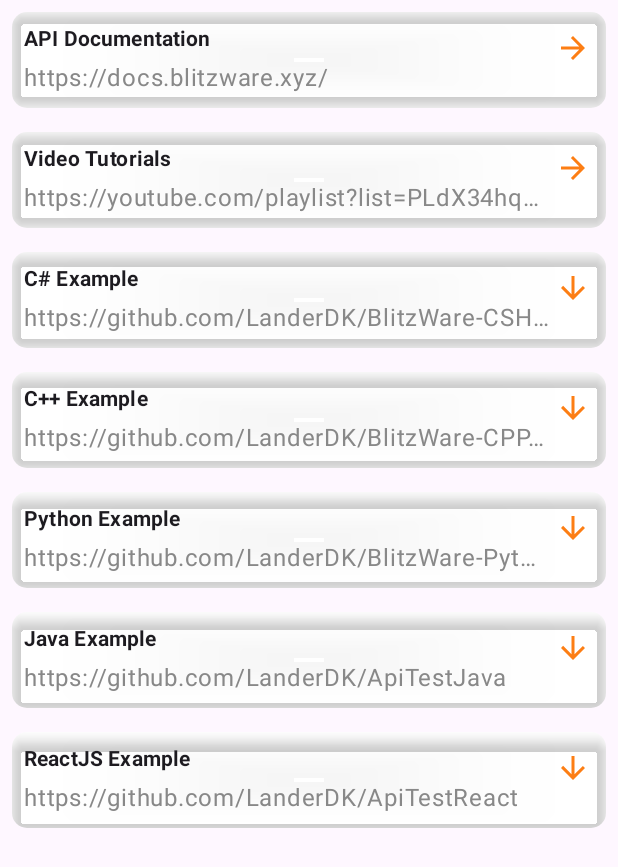
After one commit to LanderDK/blitzware-android, an Android app built with Jetpack Compose: the composable ResourcesScreen shown on its own in the app's theme, on a phone screen of 412 x 824 dp. The commit adds this screen. Shown: the top 867 px of the screen. Run offline under Robolectric (Android 15) with nearby library versions, the phone set to English and light mode, and no system bars.

Commit message:
added create application functionality and ResourcesScreen

```diff
--- a/app/src/main/java/com/example/blitzware_android/navigation/MainBottomNavigation.kt
+++ b/app/src/main/java/com/example/blitzware_android/navigation/MainBottomNavigation.kt
@@ -19,6 +19,7 @@ import androidx.navigation.compose.rememberNavController
 import com.example.blitzware_android.ui.screens.AccountViewModel
 import com.example.blitzware_android.ui.screens.ApplicationViewModel
 import com.example.blitzware_android.ui.screens.AppsScreen
+import com.example.blitzware_android.ui.screens.ResourcesScreen
 
 @Composable
 fun MainBottomNavigation(accountViewModel: AccountViewModel) {
@@ -39,7 +40,7 @@ fun MainBottomNavigation(accountViewModel: AccountViewModel) {
                 AppsScreen(accountViewModel = accountViewModel, applicationViewModel = applicationViewModel)
             }
             composable(route = Screens.ResourcesScreen.name) {
-                //ResourcesScreen()
+                ResourcesScreen()
             }
             composable(route = Screens.CommunityScreen.name) {
                 //CommunityScreen()
--- /dev/null
+++ b/app/src/main/java/com/example/blitzware_android/ui/screens/ResourcesScreen.kt
@@ -0,0 +1,129 @@
+package com.example.blitzware_android.ui.screens
+
+import androidx.compose.foundation.background
+import androidx.compose.foundation.layout.Arrangement
+import androidx.compose.foundation.layout.Column
+import androidx.compose.foundation.layout.Row
+import androidx.compose.foundation.layout.fillMaxWidth
+import androidx.compose.foundation.layout.padding
+import androidx.compose.foundation.layout.size
+import androidx.compose.foundation.lazy.LazyColumn
+import androidx.compose.foundation.shape.RoundedCornerShape
+import androidx.compose.material.icons.Icons
+import androidx.compose.material.icons.filled.ArrowDownward
+import androidx.compose.material.icons.filled.ArrowForward
+import androidx.compose.material.icons.filled.Link
+import androidx.compose.material3.Icon
+import androidx.compose.material3.IconButton
+import androidx.compose.material3.MaterialTheme
+import androidx.compose.material3.Text
+import androidx.compose.runtime.Composable
+import androidx.compose.ui.Modifier
+import androidx.compose.ui.draw.clip
+import androidx.compose.ui.draw.shadow
+import androidx.compose.ui.graphics.Color
+import androidx.compose.ui.graphics.Color.Companion.Gray
+import androidx.compose.ui.graphics.Color.Companion.White
+import androidx.compose.ui.platform.LocalDensity
+import androidx.compose.ui.platform.LocalUriHandler
+import androidx.compose.ui.text.font.FontWeight
+import androidx.compose.ui.text.style.TextOverflow
+import androidx.compose.ui.unit.dp
+
+@Composable
+fun ResourcesScreen() {
+    LazyColumn {
+        item {
+            ResourceItem(
+                name = "API Documentation",
+                link = "https://docs.blitzware.xyz/",
+                iconName = "arrowshape.forward.fill"
+            )
+            ResourceItem(
+                name = "Video Tutorials",
+                link = "https://youtube.com/playlist?list=PLdX34hqAHqx8eia7qY4XE8R68t769vA-j&si=2fGZaEvYzm8x-byx",
+                iconName = "arrowshape.forward.fill"
+            )
+            ResourceItem(
+                name = "C# Example",
+                link = "https://github.com/LanderDK/BlitzWare-CSHARP-Example",
+                iconName = "arrow.down.to.line"
+            )
+            ResourceItem(
+                name = "C++ Example",
+                link = "https://github.com/LanderDK/BlitzWare-CPP-Example",
+                iconName = "arrow.down.to.line"
+            )
+            ResourceItem(
+                name = "Python Example",
+                link = "https://github.com/LanderDK/BlitzWare-Python-Example",
+                iconName = "arrow.down.to.line"
+            )
+            ResourceItem(
+                name = "Java Example",
+                link = "https://github.com/LanderDK/ApiTestJava",
+                iconName = "arrow.down.to.line"
+            )
+            ResourceItem(
+                name = "ReactJS Example",
+                link = "https://github.com/LanderDK/ApiTestReact",
+                iconName = "arrow.down.to.line"
+            )
+        }
+    }
+}
+
+@Composable
+fun ResourceItem(name: String, link: String, iconName: String) {
+    val density = LocalDensity.current.density
+    val uriHandler = LocalUriHandler.current
+
+    Column(
+        modifier = Modifier
+            .padding(8.dp)
+            .clip(RoundedCornerShape(10.dp))
+            .background(White)
+            .shadow(5.dp, shape = RoundedCornerShape(10.dp))
+    ) {
+        Row(
+            modifier = Modifier
+                .fillMaxWidth()
+                .padding(8.dp)
+        ) {
+            Column(
+                modifier = Modifier.weight(1f),
+                verticalArrangement = Arrangement.spacedBy(4.dp)
+            ) {
+                Text(
+                    text = name,
+                    fontWeight = FontWeight.Bold,
+                    style = MaterialTheme.typography.titleSmall
+                )
+                Text(
+                    text = link,
+                    color = Gray,
+                    maxLines = 1,
+                    overflow = TextOverflow.Ellipsis
+                )
+            }
+
+            IconButton(
+                onClick = {
+                    uriHandler.openUri(link)
+                },
+                modifier = Modifier
+                    .size((20 * density).dp)
+            ) {
+                Icon(
+                    imageVector = when (iconName) {
+                        "arrowshape.forward.fill" -> Icons.Default.ArrowForward
+                        "arrow.down.to.line" -> Icons.Default.ArrowDownward
+                        else -> Icons.Default.Link
+                    },
+                    contentDescription = null,
+                    tint = Color(253, 126, 20)
+                )
+            }
+        }
+    }
+}
```
Also changed, not shown: app/src/main/java/com/example/blitzware_android/data/ApplicationRepository.kt (+10 -0 lines), app/src/main/java/com/example/blitzware_android/network/ApplicationApiService.kt (+12 -0 lines), app/src/main/java/com/example/blitzware_android/ui/screens/ApplicationViewModel.kt (+31 -1 lines), app/src/main/java/com/example/blitzware_android/ui/screens/AppsScreen.kt (+45 -1 lines).
